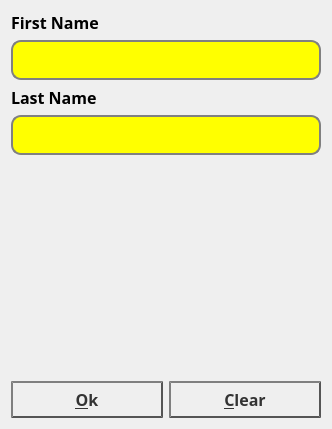
Qt form WelcomePage/src/MainWindow.ui (alimoghanni/QtProject) before a commit.
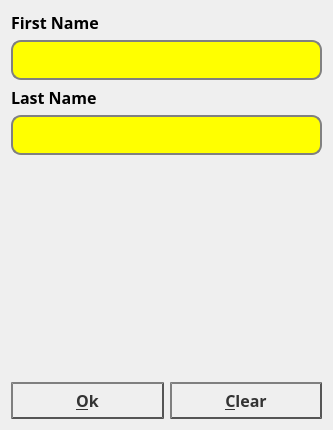
The same form after that commit.

Commit message: added minimum size

What changed in the file:
```diff
--- a/WelcomePage/src/MainWindow.ui
+++ b/WelcomePage/src/MainWindow.ui
@@ -6,10 +6,16 @@
    <rect>
     <x>0</x>
     <y>0</y>
-    <width>332</width>
-    <height>429</height>
+    <width>333</width>
+    <height>430</height>
    </rect>
   </property>
+  <property name="minimumSize">
+   <size>
+    <width>333</width>
+    <height>430</height>
+   </size>
+  </property>
   <property name="palette">
    <palette>
     <active/>
```
